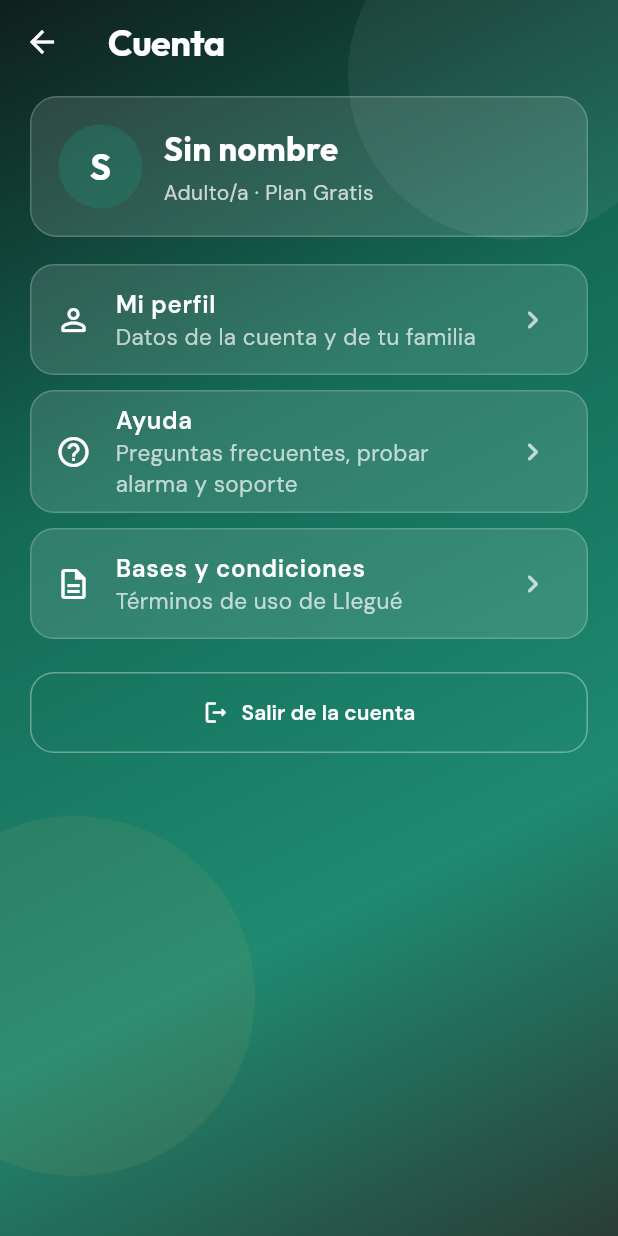
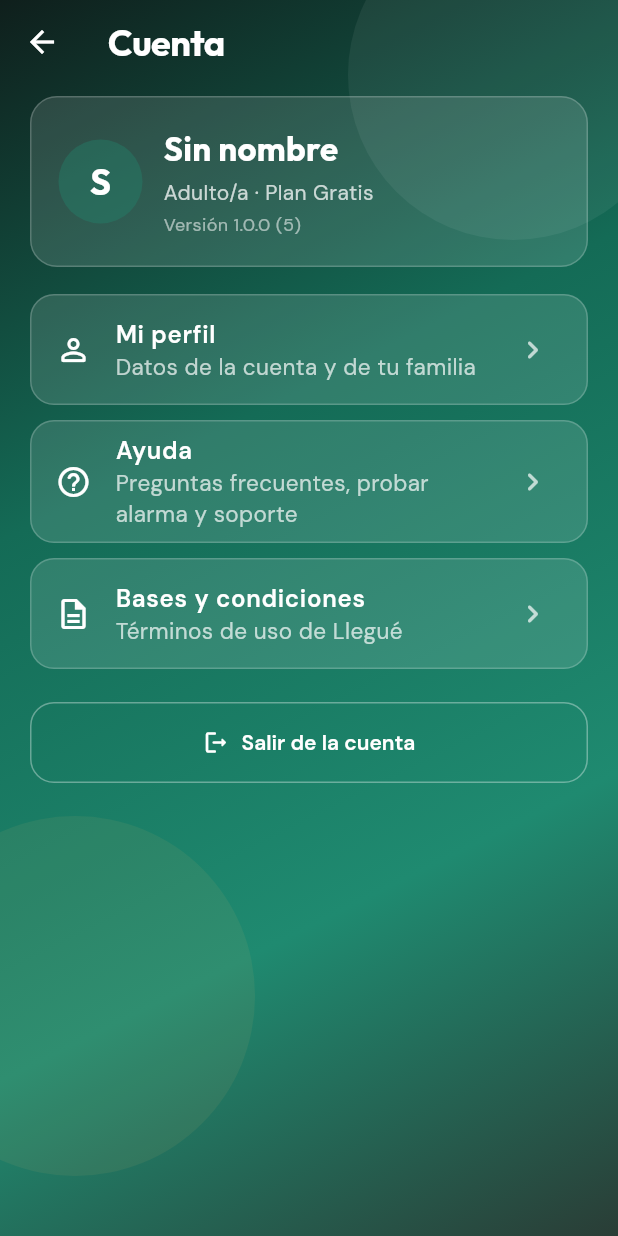
Before and after one commit to enzomantay-del/llegue-mobile, a Flutter app: the SettingsHubScreen screen opened by its route, on a phone screen of 412 x 824 dp. Run offline on Flutter 3.47's test engine with Material 3 defaults, Android fonts, the phone set to English and light mode, and no system bars; our stand-ins replace app_links, battery_plus, device_info_plus, flutter_local_notifications, flutter_map, geolocator and 6 more; accounts and stored records are empty; network calls fail.

Commit message:
fix: mostrar versión en Cuenta y bump 1.0.0+5.
Así se confirma la actualización; instalar encima conserva la sesión.

Co-authored-by: Cursor <cursoragent@cursor.com>

```diff
--- a/lib/features/settings/settings_hub_screen.dart
+++ b/lib/features/settings/settings_hub_screen.dart
@@ -1,5 +1,6 @@
 import 'package:flutter/material.dart';
 import 'package:google_fonts/google_fonts.dart';
+import 'package:package_info_plus/package_info_plus.dart';
 import 'package:provider/provider.dart';
 
 import '../../core/state/app_controller.dart';
@@ -12,10 +13,28 @@ import 'help_screen.dart';
 import 'profile_screen.dart';
 
 /// Hub de cuenta: perfil, avisos, ayuda y salir.
-class SettingsHubScreen extends StatelessWidget {
+class SettingsHubScreen extends StatefulWidget {
   const SettingsHubScreen({super.key});
 
   static const route = '/settings';
+
+  @override
+  State<SettingsHubScreen> createState() => _SettingsHubScreenState();
+}
+
+class _SettingsHubScreenState extends State<SettingsHubScreen> {
+  String _versionLabel = '';
+
+  @override
+  void initState() {
+    super.initState();
+    PackageInfo.fromPlatform().then((info) {
+      if (!mounted) return;
+      setState(() {
+        _versionLabel = 'Versión ${info.version} (${info.buildNumber})';
+      });
+    });
+  }
 
   Future<void> _logout(BuildContext context) async {
     final ok = await showDialog<bool>(
@@ -102,6 +121,16 @@ class SettingsHubScreen extends StatelessWidget {
                               fontSize: 14,
                             ),
                           ),
+                          if (_versionLabel.isNotEmpty) ...[
+                            const SizedBox(height: 4),
+                            Text(
+                              _versionLabel,
+                              style: GoogleFonts.dmSans(
+                                color: Colors.white.withValues(alpha: 0.55),
+                                fontSize: 12,
+                              ),
+                            ),
+                          ],
                         ],
                       ),
                     ),
--- a/pubspec.yaml
+++ b/pubspec.yaml
@@ -1,7 +1,7 @@
 name: llegue_mobile
 description: "Llegué — tranquilidad familiar cuando los chicos salen solos."
 publish_to: 'none'
-version: 1.0.0+4
+version: 1.0.0+5
 
 environment:
   sdk: ^3.12.2
@@ -24,6 +24,7 @@ dependencies:
   flutter_map: ^8.3.1
   latlong2: ^0.10.1
   wakelock_plus: ^1.7.0
+  package_info_plus: ^10.2.1
 
 dev_dependencies:
   flutter_test:
```
Also changed, not shown: pubspec.lock.
